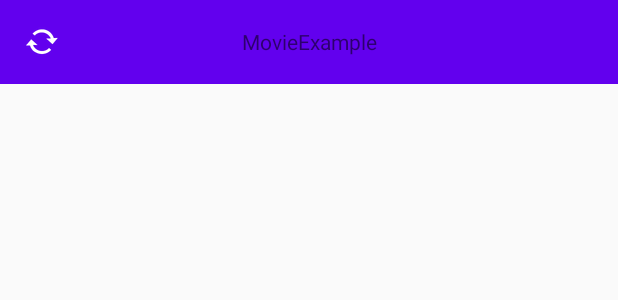
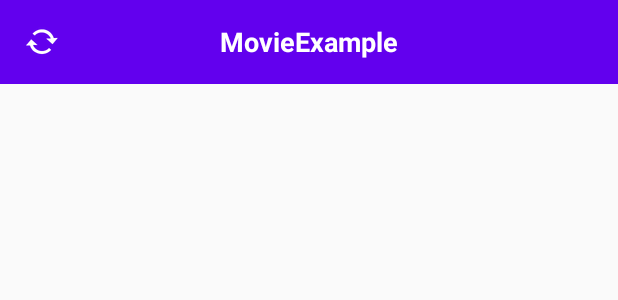
Before and after one commit to M-Abughali/MovieExample, an Android app: the layout toolbar.xml on its own in the app's theme, with its tools: preview values and no code run, on a phone screen of 412 x 824 dp. Shown: the top 300 px of the screen. Run offline under Robolectric (Android 15) with nearby library versions, the phone set to English and light mode, and no system bars; network calls fail.

Commit message:
update toolbar view

```diff
--- a/app/src/main/java/com/mj/movieexample/core/MyApp.kt
+++ b/app/src/main/java/com/mj/movieexample/core/MyApp.kt
@@ -10,7 +10,7 @@ import com.mj.movieexample.di.module.AppModule
 class MyApp : Application() {
     private lateinit var movieComponent: MovieComponent;
 
-     fun getMovieComponent(): MovieComponent {
+    fun getMovieComponent(): MovieComponent {
         return movieComponent;
     }
 
@@ -25,10 +25,9 @@ class MyApp : Application() {
     override fun onCreate() {
         super.onCreate()
         Instance = this;
-        movieComponent = DaggerMovieComponent.builder().appModule(AppModule(this)).build();
+        movieComponent = DaggerMovieComponent.builder().injectApplication(this).build();
 
     }
 
 
-
 }
--- a/app/src/main/java/com/mj/movieexample/ui/base/BaseFragment.kt
+++ b/app/src/main/java/com/mj/movieexample/ui/base/BaseFragment.kt
@@ -34,7 +34,7 @@ abstract class BaseFragment : Fragment() {
     fun setTitle(title: String) {
         val actionBar = (activity as BaseActivity).supportActionBar
         if (actionBar != null) {
-            val titleTextView = activity?.findViewById<TextView>(R.id.txt_toolbar_title)
+            val titleTextView = activity?.findViewById<TextView>(R.id.txtToolbarTitle)
             if (title.isNotEmpty()) {
                 titleTextView?.text = title
             }
--- a/app/src/main/res/layout/toolbar.xml
+++ b/app/src/main/res/layout/toolbar.xml
@@ -8,7 +8,7 @@
         android:layout_width="match_parent"
         android:layout_height="wrap_content"
         android:background="@android:color/transparent"
-        android:theme="@style/AppTheme"
+        android:theme="@style/AppTheme.AppBarOverlay"
         app:elevation="0dp">
 
         <androidx.appcompat.widget.Toolbar
@@ -20,21 +20,22 @@
             app:popupTheme="@style/AppTheme.PopupOverlay">
 
             <TextView
-                android:id="@+id/txt_toolbar_title"
+                android:id="@+id/txtToolbarTitle"
+                style="@style/Title_Style"
                 android:layout_width="wrap_content"
                 android:layout_height="wrap_content"
                 android:layout_gravity="center_horizontal"
                 android:text="@string/app_name" />
 
             <ImageView
-                android:id="@+id/ic_toolbar_setting"
+                android:id="@+id/icToolbarSetting"
                 style="@style/toolbar_right_style"
                 android:contentDescription="@null"
                 android:src="@android:drawable/ic_menu_preferences"
                 android:visibility="gone" />
 
             <ImageView
-                android:id="@+id/ic_toolbar_refresh"
+                android:id="@+id/icToolbarRefresh"
                 style="@style/toolbar_left_style"
                 android:contentDescription="@null"
                 android:src="@android:drawable/stat_notify_sync" />
--- a/app/src/main/res/values/styles.xml
+++ b/app/src/main/res/values/styles.xml
@@ -2,12 +2,13 @@
     <!-- Base application theme. -->
     <style name="AppTheme" parent="Theme.AppCompat.Light.NoActionBar">
         <!-- Customize your theme here. -->
+        <item name="android:windowActionBar">false</item>
         <item name="colorPrimary">@color/colorPrimary</item>
         <item name="colorPrimaryDark">@color/colorPrimaryDark</item>
         <item name="colorAccent">@color/colorAccent</item>
     </style>
 
-
+    <style name="AppTheme.AppBarOverlay" parent="ThemeOverlay.AppCompat.Dark.ActionBar"/>
     <style name="AppTheme.PopupOverlay" parent="ThemeOverlay.AppCompat.Light"/>
     <style name="toolbar_right_style">
         <item name="android:layout_gravity">center_vertical|right</item>
@@ -21,6 +22,10 @@
         <item name="android:layout_height">wrap_content</item>
         <item name="android:layout_margin">5dp</item>
     </style>
-
+    <style name="Title_Style" parent="Base.TextAppearance.AppCompat.Large">
+        <item name="android:textSize">18sp</item>
+        <item name="android:textColor">@android:color/white</item>
+        <item name="android:textStyle">bold</item>
+    </style>
 
 </resources>
```
Also changed, not shown: app/src/main/java/com/mj/movieexample/di/MovieComponent.kt (+14 -1 lines), app/src/main/java/com/mj/movieexample/ui/MainActivity.kt (+10 -1 lines), app/src/main/java/com/mj/movieexample/ui/base/BaseActivity.kt (+8 -10 lines).
